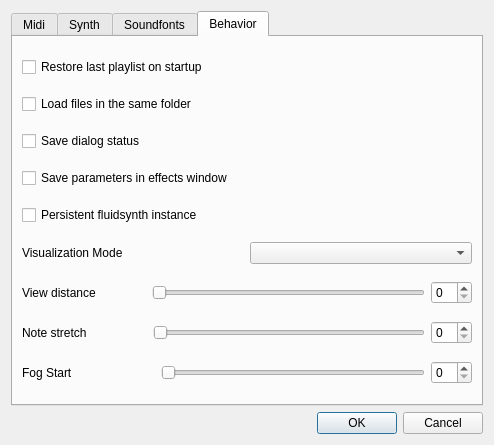
Above: qmidiplayer-desktop/qmpsettingswindow.ui from chirs241097/QMidiPlayer before the change. Below: the same form after it.
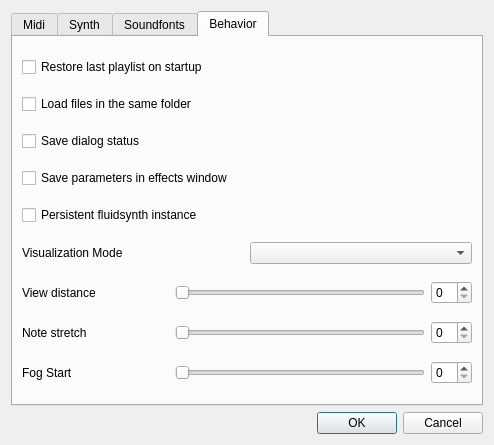
That is the form after the change. The open tabs and pages were chosen to show the change. Icons and pictures are not drawn.

```diff
--- a/qmidiplayer-desktop/qmpsettingswindow.ui
+++ b/qmidiplayer-desktop/qmpsettingswindow.ui
@@ -609,6 +609,12 @@
              <verstretch>0</verstretch>
             </sizepolicy>
            </property>
+           <property name="maximumSize">
+            <size>
+             <width>250</width>
+             <height>16777215</height>
+            </size>
+           </property>
            <property name="orientation">
             <enum>Qt::Horizontal</enum>
            </property>
@@ -652,6 +658,12 @@
              <verstretch>0</verstretch>
             </sizepolicy>
            </property>
+           <property name="maximumSize">
+            <size>
+             <width>250</width>
+             <height>16777215</height>
+            </size>
+           </property>
            <property name="orientation">
             <enum>Qt::Horizontal</enum>
            </property>
@@ -695,6 +707,12 @@
              <verstretch>0</verstretch>
             </sizepolicy>
            </property>
+           <property name="maximumSize">
+            <size>
+             <width>250</width>
+             <height>16777215</height>
+            </size>
+           </property>
            <property name="orientation">
             <enum>Qt::Horizontal</enum>
            </property>
```
